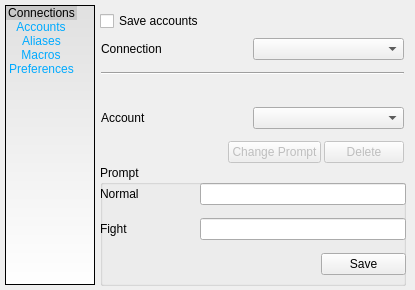
This is src/devclient/gui_src/gui_option.ui in develer-staff/devclient as Qt 5 draws it before an edit. The edited form follows.
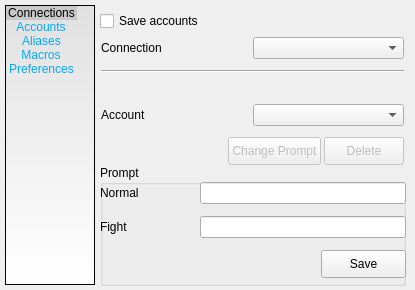
This is the edited form. The open tabs and pages were chosen to show the change. Icons and pictures are not drawn.

Commit message: ritoccato l'aspetto di alcuni pulsanti della finestra opzioni

```diff
--- a/src/devclient/gui_src/gui_option.ui
+++ b/src/devclient/gui_src/gui_option.ui
@@ -466,6 +466,18 @@
        </item>
        <item row="2" column="2" >
         <widget class="QPushButton" name="save_prompt" >
+         <property name="minimumSize" >
+          <size>
+           <width>0</width>
+           <height>28</height>
+          </size>
+         </property>
+         <property name="maximumSize" >
+          <size>
+           <width>16777215</width>
+           <height>28</height>
+          </size>
+         </property>
          <property name="text" >
           <string>Save</string>
          </property>
@@ -588,6 +600,18 @@
           <property name="enabled" >
            <bool>false</bool>
           </property>
+          <property name="minimumSize" >
+           <size>
+            <width>0</width>
+            <height>28</height>
+           </size>
+          </property>
+          <property name="maximumSize" >
+           <size>
+            <width>16777215</width>
+            <height>28</height>
+           </size>
+          </property>
           <property name="text" >
            <string>Change Prompt</string>
           </property>
@@ -601,6 +625,18 @@
           <property name="enabled" >
            <bool>false</bool>
           </property>
+          <property name="minimumSize" >
+           <size>
+            <width>0</width>
+            <height>28</height>
+           </size>
+          </property>
+          <property name="maximumSize" >
+           <size>
+            <width>16777215</width>
+            <height>28</height>
+           </size>
+          </property>
           <property name="text" >
            <string>Delete</string>
           </property>
```
Left out of the diff: 96 changed lines with no effect on the pictures. The commit also changes 1 other file.
